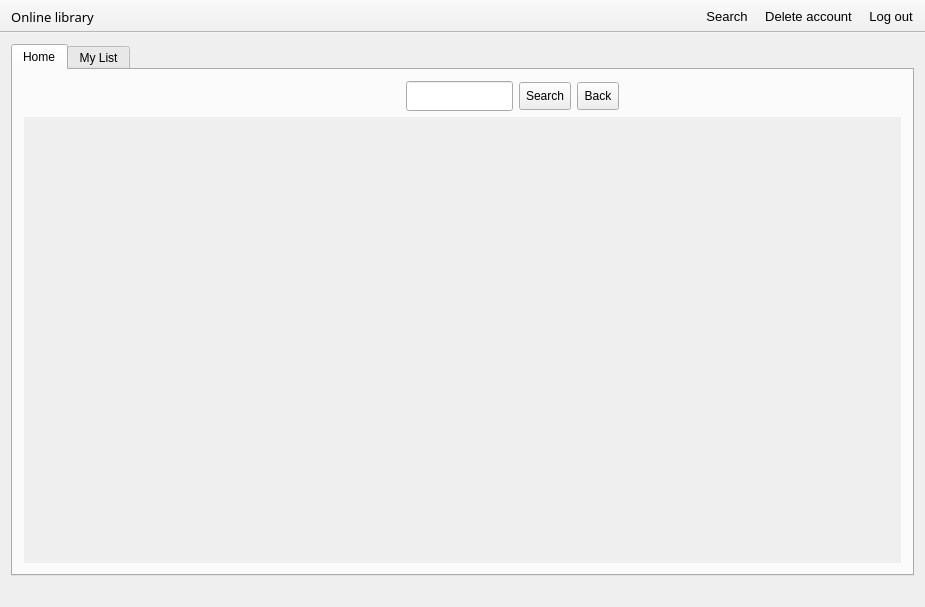
Above: OnLib/OnLib/MainWindow.ui from Andrew-Gh21/OnLib before the change. Below: the same form after it.
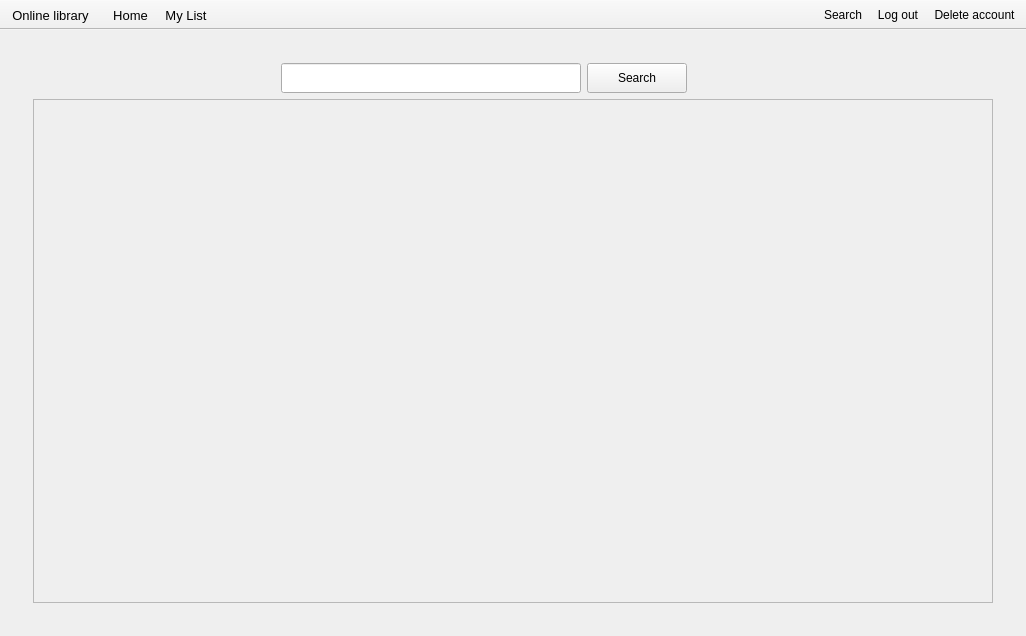
That is the form after the change. The open tabs and pages were chosen to show the change. Icons and pictures are not drawn.

Commit message:
Main window structure changed
Changed the structure of the main window (from tab widget to stacked widget) to be easier to move from a page to another.

What changed in the file:
```diff
--- a/OnLib/OnLib/MainWindow.ui
+++ b/OnLib/OnLib/MainWindow.ui
@@ -6,8 +6,8 @@
    <rect>
     <x>0</x>
     <y>0</y>
-    <width>925</width>
-    <height>607</height>
+    <width>1026</width>
+    <height>636</height>
    </rect>
   </property>
   <property name="windowTitle">
@@ -36,232 +36,233 @@
   </property>
   <widget class="QWidget" name="centralWidget">
    <layout class="QGridLayout" name="gridLayout_2">
-    <item row="0" column="1">
-     <widget class="QTabWidget" name="tabWidget">
-      <property name="tabPosition">
-       <enum>QTabWidget::North</enum>
-      </property>
-      <property name="tabShape">
-       <enum>QTabWidget::Rounded</enum>
+    <item row="0" column="0">
+     <widget class="QStackedWidget" name="stackedWidget">
+      <property name="frameShape">
+       <enum>QFrame::NoFrame</enum>
       </property>
       <property name="currentIndex">
        <number>0</number>
       </property>
-      <property name="usesScrollButtons">
-       <bool>true</bool>
-      </property>
-      <property name="documentMode">
-       <bool>false</bool>
-      </property>
-      <property name="tabsClosable">
-       <bool>false</bool>
-      </property>
-      <property name="movable">
-       <bool>false</bool>
-      </property>
-      <property name="tabBarAutoHide">
-       <bool>false</bool>
-      </property>
-      <widget class="QWidget" name="homeTab">
-       <attribute name="title">
-        <string>Home</string>
-       </attribute>
-       <layout class="QGridLayout" name="gridLayout_3">
-        <item row="0" column="0" rowspan="2" colspan="2">
-         <layout class="QGridLayout" name="gridLayout">
-          <item row="0" column="0">
+      <widget class="QWidget" name="homePage">
+       <layout class="QGridLayout" name="gridLayout">
+        <item row="0" column="0">
+         <widget class="QScrollArea" name="homePageScrollArea">
+          <property name="frameShape">
+           <enum>QFrame::NoFrame</enum>
+          </property>
+          <property name="widgetResizable">
+           <bool>true</bool>
+          </property>
+          <widget class="QWidget" name="homePageScrollAreaWidgetContents">
+           <property name="geometry">
+            <rect>
+             <x>0</x>
+             <y>0</y>
+             <width>982</width>
+             <height>509</height>
+            </rect>
+           </property>
+           <layout class="QGridLayout" name="gridLayout_3">
+            <item row="0" column="0">
+             <layout class="QVBoxLayout" name="genreVerticalLayout"/>
+            </item>
+           </layout>
+          </widget>
+         </widget>
+        </item>
+       </layout>
+      </widget>
+      <widget class="QWidget" name="searchPage">
+       <layout class="QGridLayout" name="gridLayout_4">
+        <item row="0" column="0">
+         <widget class="QScrollArea" name="seachPageScrollArea">
+          <property name="frameShape">
+           <enum>QFrame::NoFrame</enum>
+          </property>
+          <property name="widgetResizable">
+           <bool>true</bool>
+          </property>
+          <widget class="QWidget" name="searchPageScrollAreaWidgetContents">
+           <property name="geometry">
+            <rect>
+             <x>0</x>
+             <y>0</y>
+             <width>975</width>
+             <height>509</height>
+            </rect>
+           </property>
            <layout class="QGridLayout" name="gridLayout_6">
-            <item row="0" column="3">
-             <widget class="QPushButton" name="backToMenuButton">
-              <property name="styleSheet">
-               <string notr="true">min-width: 7em;
-padding: 6px;
-color: black;</string>
-              </property>
-              <property name="text">
-               <string>Back</string>
-              </property>
-             </widget>
-            </item>
-            <item row="0" column="2">
-             <widget class="QPushButton" name="searchBooksButton">
-              <property name="styleSheet">
-               <string notr="true">min-width: 7em;
-padding: 6px;
-color: black;</string>
-              </property>
-              <property name="text">
-               <string>Search</string>
-              </property>
-             </widget>
-            </item>
-            <item row="0" column="4">
-             <spacer name="horizontalSpacer_2">
-              <property name="orientation">
-               <enum>Qt::Horizontal</enum>
-              </property>
-              <property name="sizeType">
-               <enum>QSizePolicy::Expanding</enum>
-              </property>
-              <property name="sizeHint" stdset="0">
-               <size>
-                <width>300</width>
-                <height>22</height>
-               </size>
-              </property>
-             </spacer>
-            </item>
-            <item row="0" column="0">
-             <spacer name="horizontalSpacer">
-              <property name="orientation">
-               <enum>Qt::Horizontal</enum>
-              </property>
-              <property name="sizeType">
-               <enum>QSizePolicy::Expanding</enum>
-              </property>
-              <property name="sizeHint" stdset="0">
-               <size>
-                <width>400</width>
-                <height>22</height>
-               </size>
-              </property>
-             </spacer>
-            </item>
-            <item row="0" column="1">
-             <widget class="QLineEdit" name="searchLineEdit">
-              <property name="minimumSize">
-               <size>
-                <width>0</width>
-                <height>30</height>
-               </size>
-              </property>
-              <property name="font">
-               <font>
-                <pointsize>10</pointsize>
-               </font>
-              </property>
-             </widget>
-            </item>
-           </layout>
-          </item>
-          <item row="1" column="0">
-           <widget class="QScrollArea" name="scrollArea_2">
-            <property name="frameShape">
-             <enum>QFrame::NoFrame</enum>
-            </property>
-            <property name="widgetResizable">
-             <bool>true</bool>
-            </property>
-            <widget class="QWidget" name="scrollAreaWidgetContents_9">
-             <property name="geometry">
-              <rect>
-               <x>0</x>
-               <y>0</y>
-               <width>868</width>
-               <height>377</height>
-              </rect>
-             </property>
-             <layout class="QGridLayout" name="gridLayout_4">
-              <item row="0" column="0">
-               <layout class="QVBoxLayout" name="verticalLayout">
-                <item>
-                 <widget class="QScrollArea" name="searchBooksScrollArea">
-                  <property name="frameShape">
-                   <enum>QFrame::NoFrame</enum>
-                  </property>
-                  <property name="verticalScrollBarPolicy">
-                   <enum>Qt::ScrollBarAsNeeded</enum>
-                  </property>
-                  <property name="widgetResizable">
-                   <bool>true</bool>
-                  </property>
-                  <widget class="QWidget" name="scrollAreaWidgetContents_3">
-                   <property name="geometry">
-                    <rect>
-                     <x>0</x>
-                     <y>0</y>
-                     <width>844</width>
-                     <height>353</height>
-                    </rect>
-                   </property>
-                  </widget>
-                 </widget>
-                </item>
-               </layout>
-              </item>
-             </layout>
-            </widget>
-           </widget>
-          </item>
-         </layout>
-        </item>
-       </layout>
-      </widget>
-      <widget class="QWidget" name="myListTab">
-       <attribute name="title">
-        <string>My List</string>
-       </attribute>
-       <layout class="QGridLayout" name="gridLayout_7">
-        <item row="0" column="0">
-         <widget class="QScrollArea" name="scrollArea">
-          <property name="sizePolicy">
-           <sizepolicy hsizetype="Expanding" vsizetype="Minimum">
-            <horstretch>0</horstretch>
-            <verstretch>0</verstretch>
-           </sizepolicy>
-          </property>
-          <property name="verticalScrollBarPolicy">
-           <enum>Qt::ScrollBarAsNeeded</enum>
-          </property>
-          <property name="sizeAdjustPolicy">
-           <enum>QAbstractScrollArea::AdjustIgnored</enum>
-          </property>
-          <property name="widgetResizable">
-           <bool>true</bool>
-          </property>
-          <widget class="QWidget" name="scrollAreaWidgetContents">
-           <property name="geometry">
-            <rect>
-             <x>0</x>
-             <y>0</y>
-             <width>868</width>
-             <height>416</height>
-            </rect>
-           </property>
-           <layout class="QGridLayout" name="gridLayout_5">
-            <item row="0" column="0">
-             <layout class="QVBoxLayout" name="verticalLayout_3">
-              <item>
-               <spacer name="horizontalSpacer_5">
-                <property name="orientation">
-                 <enum>Qt::Horizontal</enum>
-                </property>
-                <property name="sizeHint" stdset="0">
-                 <size>
-                  <width>40</width>
-                  <height>20</height>
-                 </size>
-                </property>
-               </spacer>
-              </item>
-              <item>
-               <widget class="QScrollArea" name="myListScrollArea">
+            <item row="1" column="1">
+             <layout class="QGridLayout" name="searchPageGridLayout">
+              <item row="1" column="0" colspan="4">
+               <widget class="QScrollArea" name="scrollArea">
                 <property name="widgetResizable">
                  <bool>true</bool>
                 </property>
-                <widget class="QWidget" name="scrollAreaWidgetContents_2">
+                <widget class="QWidget" name="scrollAreaWidgetContents_3">
                  <property name="geometry">
                   <rect>
                    <x>0</x>
                    <y>0</y>
-                   <width>842</width>
-                   <height>363</height>
+                   <width>931</width>
+                   <height>446</height>
                   </rect>
                  </property>
                 </widget>
                </widget>
               </item>
+              <item row="0" column="0">
+               <spacer name="horizontalSpacer2">
+                <property name="orientation">
+                 <enum>Qt::Horizontal</enum>
+                </property>
+                <property name="sizeType">
+                 <enum>QSizePolicy::Fixed</enum>
+                </property>
+                <property name="sizeHint" stdset="0">
+                 <size>
+                  <width>200</width>
+                  <height>0</height>
+                 </size>
+                </property>
+               </spacer>
+              </item>
+              <item row="0" column="1">
+               <widget class="QLineEdit" name="searchLineEdit">
+                <property name="minimumSize">
+                 <size>
+                  <width>300</width>
+                  <height>30</height>
+                 </size>
+                </property>
+                <property name="maximumSize">
+                 <size>
+                  <width>300</width>
+                  <height>30</height>
+                 </size>
+                </property>
+               </widget>
+              </item>
+              <item row="0" column="2">
+               <widget class="QPushButton" name="pushButton">
+                <property name="minimumSize">
+                 <size>
+                  <width>100</width>
+                  <height>30</height>
+                 </size>
+                </property>
+                <property name="maximumSize">
+                 <size>
+                  <width>100</width>
+                  <height>30</height>
+                 </size>
+                </property>
+                <property name="text">
+                 <string>Search</string>
+                </property>
+               </widget>
+              </item>
+              <item row="0" column="3">
+               <spacer name="horizontalSpacer3">
+                <property name="orientation">
+                 <enum>Qt::Horizontal</enum>
+                </property>
+                <property name="sizeType">
+                 <enum>QSizePolicy::Fixed</enum>
+                </property>
+                <property name="sizeHint" stdset="0">
+                 <size>
+                  <width>300</width>
+                  <height>20</height>
+                 </size>
+                </property>
+               </spacer>
+              </item>
              </layout>
+            </item>
+            <item row="1" column="0">
+             <spacer name="horizontalSpacer4">
+              <property name="orientation">
+               <enum>Qt::Horizontal</enum>
+              </property>
+              <property name="sizeType">
+               <enum>QSizePolicy::Fixed</enum>
+              </property>
+              <property name="sizeHint" stdset="0">
+               <size>
+                <width>0</width>
+                <height>20</height>
+               </size>
+              </property>
+             </spacer>
+            </item>
+           </layout>
+          </widget>
+         </widget>
+        </item>
+        <item row="0" column="1">
+         <spacer name="horizontalSpacer1">
+          <property name="orientation">
+           <enum>Qt::Horizontal</enum>
+          </property>
+          <property name="sizeType">
+           <enum>QSizePolicy::Fixed</enum>
+          </property>
+          <property name="sizeHint" stdset="0">
+           <size>
+            <width>0</width>
+            <height>20</height>
+           </size>
+          </property>
+         </spacer>
+        </item>
+       </layout>
+      </widget>
+      <widget class="QWidget" name="myListPage">
+       <layout class="QGridLayout" name="gridLayout_5">
+        <item row="0" column="0">
+         <widget class="QScrollArea" name="myListPageScrollArea">
+          <property name="frameShape">
+           <enum>QFrame::NoFrame</enum>
+          </property>
+          <property name="widgetResizable">
+           <bool>true</bool>
+          </property>
+          <widget class="QWidget" name="myListScrollAreaWidgetContents">
+           <property name="geometry">
+            <rect>
+             <x>0</x>
+             <y>0</y>
+             <width>975</width>
+             <height>509</height>
+            </rect>
+           </property>
+           <layout class="QGridLayout" name="gridLayout_8">
+            <item row="0" column="0">
+             <widget class="QScrollArea" name="myListScrollArea">
+              <property name="frameShape">
+               <enum>QFrame::NoFrame</enum>
+              </property>
+              <property name="widgetResizable">
+               <bool>true</bool>
+              </property>
+              <widget class="QWidget" name="myListScrollAreaWidgetContents_2">
+               <property name="geometry">
+                <rect>
+                 <x>0</x>
+                 <y>0</y>
+                 <width>953</width>
+                 <height>487</height>
+                </rect>
+               </property>
+               <layout class="QGridLayout" name="gridLayout_10">
+                <item row="0" column="0">
+                 <layout class="QGridLayout" name="myListGridLayout"/>
+                </item>
+               </layout>
+              </widget>
+             </widget>
             </item>
            </layout>
           </widget>
@@ -271,41 +272,14 @@
       </widget>
      </widget>
     </item>
-    <item row="1" column="0">
-     <spacer name="horizontalSpacer_4">
-      <property name="orientation">
-       <enum>Qt::Horizontal</enum>
-      </property>
-      <property name="sizeType">
-       <enum>QSizePolicy::Fixed</enum>
-      </property>
-      <property name="sizeHint" stdset="0">
-       <size>
-        <width>0</width>
-        <height>20</height>
-       </size>
-      </property>
-     </spacer>
-    </item>
-    <item row="1" column="1">
-     <spacer name="horizontalSpacer_3">
-      <property name="orientation">
-       <enum>Qt::Horizontal</enum>
-      </property>
-      <property name="sizeType">
-       <enum>QSizePolicy::Fixed</enum>
-      </property>
-      <property name="sizeHint" stdset="0">
-       <size>
-        <width>0</width>
-        <height>20</height>
-       </size>
-      </property>
-     </spacer>
-    </item>
    </layout>
   </widget>
-  <widget class="QToolBar" name="mainToolBar">
+  <widget class="QToolBar" name="iconToolBar">
+   <property name="font">
+    <font>
+     <family>Arial</family>
+    </font>
+   </property>
    <property name="layoutDirection">
     <enum>Qt::RightToLeft</enum>
    </property>
@@ -332,14 +306,42 @@
   <widget class="QToolBar" name="toolBar">
    <property name="font">
     <font>
-     <family>Nirmala UI</family>
+     <family>Arial</family>
      <pointsize>10</pointsize>
-     <weight>50</weight>
-     <bold>false</bold>
     </font>
    </property>
    <property name="windowTitle">
-    <string>toolBar</string>
+    <string>toolBar1</string>
+   </property>
+   <property name="layoutDirection">
+    <enum>Qt::LeftToRight</enum>
+   </property>
+   <property name="movable">
+    <bool>false</bool>
+   </property>
+   <property name="toolButtonStyle">
+    <enum>Qt::ToolButtonIconOnly</enum>
+   </property>
+   <property name="floatable">
+    <bool>true</bool>
+   </property>
+   <attribute name="toolBarArea">
+    <enum>TopToolBarArea</enum>
+   </attribute>
+   <attribute name="toolBarBreak">
+    <bool>false</bool>
+   </attribute>
+   <addaction name="actionHome"/>
+   <addaction name="actionMy_List"/>
+  </widget>
+  <widget class="QToolBar" name="toolBar2">
+   <property name="font">
+    <font>
+     <pointsize>9</pointsize>
+    </font>
+   </property>
+   <property name="windowTitle">
+    <string>toolBar2</string>
    </property>
    <property name="layoutDirection">
     <enum>Qt::RightToLeft</enum>
@@ -347,14 +349,8 @@
    <property name="movable">
     <bool>false</bool>
    </property>
-   <property name="iconSize">
-    <size>
-     <width>30</width>
-     <height>30</height>
-    </size>
-   </property>
    <property name="toolButtonStyle">
-    <enum>Qt::ToolButtonFollowStyle</enum>
+    <enum>Qt::ToolButtonIconOnly</enum>
    </property>
    <attribute name="toolBarArea">
     <enum>TopToolBarArea</enum>
@@ -362,8 +358,8 @@
    <attribute name="toolBarBreak">
     <bool>false</bool>
    </attribute>
-   <addaction name="actionLogOut"/>
    <addaction name="actionDeleteAccount"/>
+   <addaction name="actionLogOut"/>
    <addaction name="actionSearchIcon"/>
   </widget>
   <action name="actionLibraryIcon">
@@ -382,7 +378,7 @@
    </property>
    <property name="font">
     <font>
-     <family>Russo One</family>
+     <family>Arial</family>
      <pointsize>10</pointsize>
      <weight>50</weight>
      <bold>false</bold>
@@ -414,6 +410,16 @@
     <string>Search</string>
    </property>
   </action>
+  <action name="actionHome">
+   <property name="text">
+    <string>Home</string>
+   </property>
+  </action>
+  <action name="actionMy_List">
+   <property name="text">
+    <string>My List</string>
+   </property>
+  </action>
  </widget>
  <layoutdefault spacing="6" margin="11"/>
  <resources/>
```
Left out of the diff: 2 changed lines with no effect on the pictures. The commit also changes 1 other file.
